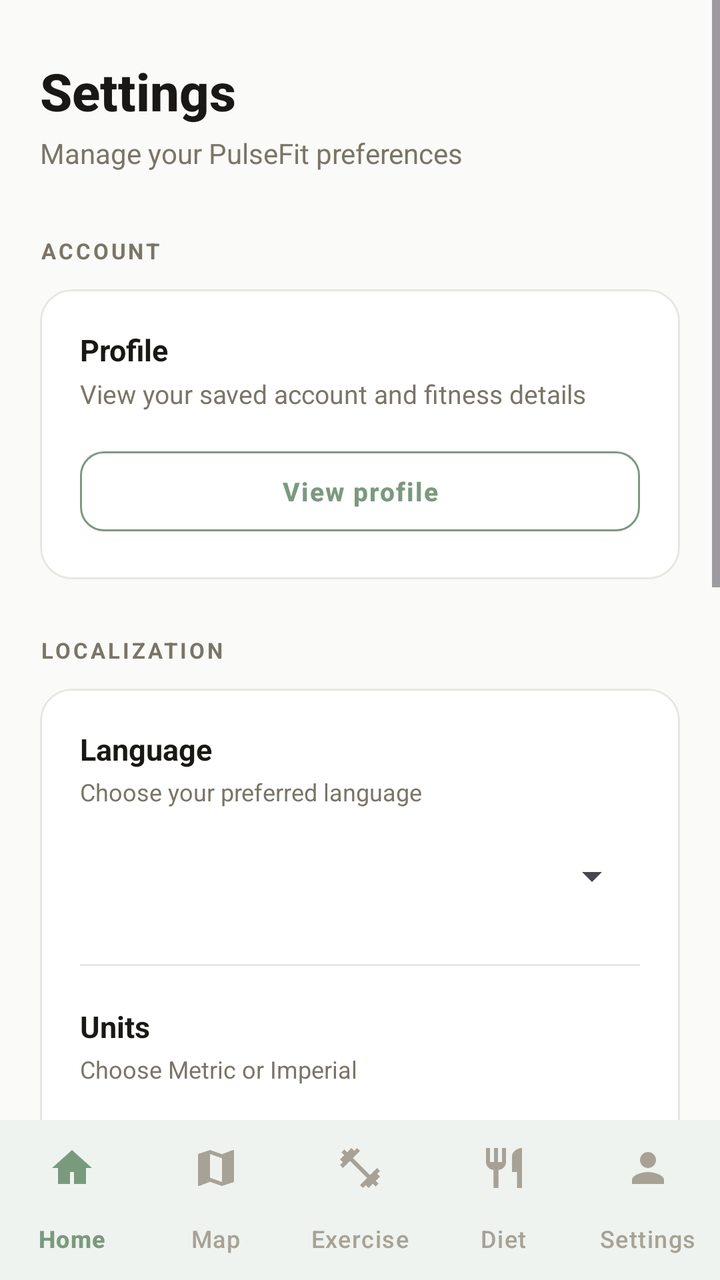
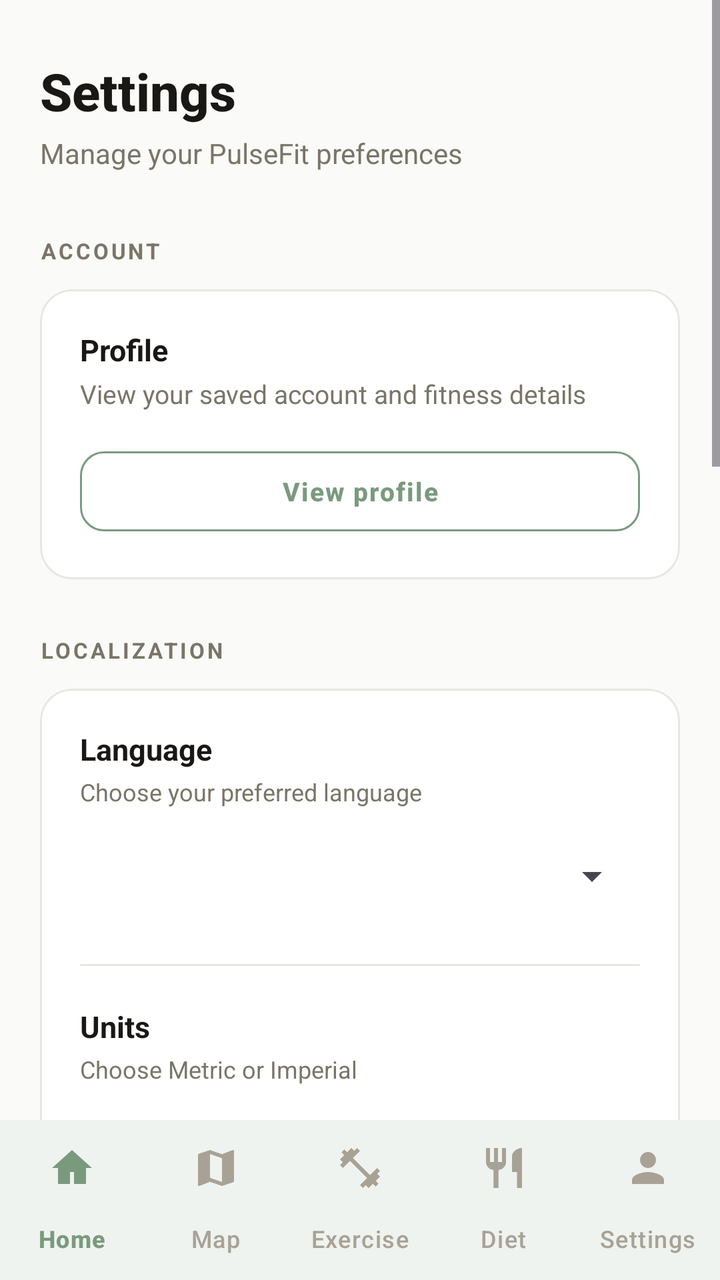

An Android layout rendered at two revisions. The XML below is the earlier revision; the diff shows what the commit changed to produce the second picture.
<!-- AndroidManifest.xml: application theme Theme.PulseFit_App -->
<!-- res/layout/activity_settings.xml -->
<?xml version="1.0" encoding="utf-8"?>
<LinearLayout
    xmlns:android="http://schemas.android.com/apk/res/android"
    xmlns:app="http://schemas.android.com/apk/res-auto"
    xmlns:tools="http://schemas.android.com/tools"
    android:id="@+id/main"
    android:layout_width="match_parent"
    android:layout_height="match_parent"
    android:orientation="vertical"
    android:background="@color/bg"
    tools:context=".Settings">

    
    <ScrollView
        android:layout_width="match_parent"
        android:layout_height="0dp"
        android:layout_weight="1"
        android:fillViewport="true"
        android:clipToPadding="false">

        <LinearLayout
            android:layout_width="match_parent"
            android:layout_height="wrap_content"
            android:orientation="vertical"
            android:paddingStart="20dp"
            android:paddingTop="28dp"
            android:paddingEnd="20dp"
            android:paddingBottom="24dp">

            
            <TextView
                android:layout_width="match_parent"
                android:layout_height="wrap_content"
                android:text="Settings"
                android:textColor="@color/text_primary"
                android:textSize="26sp"
                android:textStyle="bold"
                android:fontFamily="sans-serif-medium" />

            <TextView
                android:layout_width="match_parent"
                android:layout_height="wrap_content"
                android:layout_marginTop="4dp"
                android:text="Manage your PulseFit preferences"
                android:textColor="@color/text_secondary"
                android:textSize="14sp" />

            
            <TextView
                android:layout_width="match_parent"
                android:layout_height="wrap_content"
                android:layout_marginTop="32dp"
                android:text="ACCOUNT"
                android:textColor="@color/text_secondary"
                android:textSize="11sp"
                android:letterSpacing="0.12"
                android:textStyle="bold" />

            <com.google.android.material.card.MaterialCardView
                android:layout_width="match_parent"
                android:layout_height="wrap_content"
                android:layout_marginTop="12dp"
                app:cardBackgroundColor="@color/surface"
                app:cardCornerRadius="16dp"
                app:cardElevation="0dp"
                app:strokeColor="@color/divider"
                app:strokeWidth="1dp">

                <LinearLayout
                    android:layout_width="match_parent"
                    android:layout_height="wrap_content"
                    android:orientation="vertical"
                    android:padding="20dp">

                    <TextView
                        android:layout_width="match_parent"
                        android:layout_height="wrap_content"
                        android:text="Profile"
                        android:textColor="@color/text_primary"
                        android:textSize="15sp"
                        android:textStyle="bold" />

                    <TextView
                        android:layout_width="match_parent"
                        android:layout_height="wrap_content"
                        android:layout_marginTop="3dp"
                        android:text="View your saved account and fitness details"
                        android:textColor="@color/text_secondary"
                        android:textSize="13sp" />

                    <com.google.android.material.button.MaterialButton
                        android:id="@+id/profileDetailsButton"
                        style="@style/Widget.Material3.Button.OutlinedButton"
                        android:layout_width="match_parent"
                        android:layout_height="48dp"
                        android:layout_marginTop="16dp"
                        android:text="View profile"
                        android:textColor="@color/accent"
                        android:textSize="13sp"
                        android:letterSpacing="0.05"
                        android:textStyle="bold"
                        app:cornerRadius="12dp"
                        app:strokeColor="@color/accent"
                        app:strokeWidth="1dp" />

                </LinearLayout>
            </com.google.android.material.card.MaterialCardView>

            
            <TextView
                android:layout_width="match_parent"
                android:layout_height="wrap_content"
                android:layout_marginTop="28dp"
                android:text="LOCALIZATION"
                android:textColor="@color/text_secondary"
                android:textSize="11sp"
                android:letterSpacing="0.12"
                android:textStyle="bold" />

            <com.google.android.material.card.MaterialCardView
                android:layout_width="match_parent"
                android:layout_height="wrap_content"
                android:layout_marginTop="12dp"
                app:cardBackgroundColor="@color/surface"
                app:cardCornerRadius="16dp"
                app:cardElevation="0dp"
                app:strokeColor="@color/divider"
                app:strokeWidth="1dp">

                <LinearLayout
                    android:layout_width="match_parent"
                    android:layout_height="wrap_content"
                    android:orientation="vertical"
                    android:padding="20dp">

                    
                    <TextView
                        android:layout_width="match_parent"
                        android:layout_height="wrap_content"
                        android:text="Language"
                        android:textColor="@color/text_primary"
                        android:textSize="15sp"
                        android:textStyle="bold" />

                    <TextView
                        android:layout_width="match_parent"
                        android:layout_height="wrap_content"
                        android:layout_marginTop="3dp"
                        android:text="Choose your preferred language"
                        android:textColor="@color/text_secondary"
                        android:textSize="12sp" />

                    <Spinner
                        android:id="@+id/languageSpinner"
                        android:layout_width="match_parent"
                        android:layout_height="48dp"
                        android:layout_marginTop="10dp"
                        android:paddingStart="12dp"
                        android:paddingEnd="12dp" />

                    
                    <View
                        android:layout_width="match_parent"
                        android:layout_height="1dp"
                        android:layout_marginTop="20dp"
                        android:background="@color/divider" />

                    
                    <TextView
                        android:layout_width="match_parent"
                        android:layout_height="wrap_content"
                        android:layout_marginTop="20dp"
                        android:text="Units"
                        android:textColor="@color/text_primary"
                        android:textSize="15sp"
                        android:textStyle="bold" />

                    <TextView
                        android:layout_width="match_parent"
                        android:layout_height="wrap_content"
                        android:layout_marginTop="3dp"
                        android:text="Choose Metric or Imperial"
                        android:textColor="@color/text_secondary"
                        android:textSize="12sp" />

                    <Spinner
                        android:id="@+id/unitsSpinner"
                        android:layout_width="match_parent"
                        android:layout_height="48dp"
                        android:layout_marginTop="10dp"
                        android:paddingStart="12dp"
                        android:paddingEnd="12dp" />

                </LinearLayout>
            </com.google.android.material.card.MaterialCardView>

            
            <TextView
                android:layout_width="match_parent"
                android:layout_height="wrap_content"
                android:layout_marginTop="28dp"
                android:text="CLOUD DATA"
                android:textColor="@color/text_secondary"
                android:textSize="11sp"
                android:letterSpacing="0.12"
                android:textStyle="bold" />

            <com.google.android.material.card.MaterialCardView
                android:layout_width="match_parent"
                android:layout_height="wrap_content"
                android:layout_marginTop="12dp"
                app:cardBackgroundColor="@color/surface"
                app:cardCornerRadius="16dp"
                app:cardElevation="0dp"
                app:strokeColor="@color/divider"
                app:strokeWidth="1dp">

                <LinearLayout
                    android:layout_width="match_parent"
                    android:layout_height="wrap_content"
                    android:orientation="vertical"
                    android:padding="20dp">

                    
                    <LinearLayout
                        android:layout_width="match_parent"
                        android:layout_height="wrap_content"
                        android:gravity="center_vertical"
                        android:orientation="horizontal">

                        <LinearLayout
                            android:layout_width="0dp"
                            android:layout_height="wrap_content"
                            android:layout_weight="1"
                            android:layout_marginEnd="12dp"
                            android:orientation="vertical">

                            <TextView
                                android:layout_width="match_parent"
                                android:layout_height="wrap_content"
                                android:text="Cloud sync"
                                android:textColor="@color/text_primary"
                                android:textSize="15sp"
                                android:textStyle="bold" />

                            <TextView
                                android:layout_width="match_parent"
                                android:layout_height="wrap_content"
                                android:layout_marginTop="3dp"
                                android:text="Keep your data in sync across devices"
                                android:textColor="@color/text_secondary"
                                android:textSize="12sp" />

                        </LinearLayout>

                        <com.google.android.material.materialswitch.MaterialSwitch
                            android:id="@+id/syncSwitch"
                            android:layout_width="wrap_content"
                            android:layout_height="wrap_content" />

                    </LinearLayout>

                    
                    <com.google.android.material.button.MaterialButton
                        android:id="@+id/manualSyncButton"
                        style="@style/Widget.Material3.Button.OutlinedButton"
                        android:layout_width="match_parent"
                        android:layout_height="48dp"
                        android:layout_marginTop="20dp"
                        android:text="Sync now"
                        android:textColor="@color/accent"
                        android:textSize="13sp"
                        android:letterSpacing="0.05"
                        android:textStyle="bold"
                        app:cornerRadius="12dp"
                        app:strokeColor="@color/accent"
                        app:strokeWidth="1dp"
                        app:iconTint="@color/accent"
                        app:iconGravity="textStart"
                        app:iconPadding="8dp" />

                </LinearLayout>
            </com.google.android.material.card.MaterialCardView>

            
            <TextView
                android:layout_width="match_parent"
                android:layout_height="wrap_content"
                android:layout_marginTop="28dp"
                android:text="SYSTEM"
                android:textColor="@color/text_secondary"
                android:textSize="11sp"
                android:letterSpacing="0.12"
                android:textStyle="bold" />

            <com.google.android.material.card.MaterialCardView
                android:layout_width="match_parent"
                android:layout_height="wrap_content"
                android:layout_marginTop="12dp"
                app:cardBackgroundColor="@color/surface"
                app:cardCornerRadius="16dp"
                app:cardElevation="0dp"
                app:strokeColor="@color/divider"
                app:strokeWidth="1dp">

                <LinearLayout
                    android:layout_width="match_parent"
                    android:layout_height="wrap_content"
                    android:orientation="horizontal"
                    android:gravity="center_vertical"
                    android:padding="20dp">

                    <TextView
                        android:layout_width="0dp"
                        android:layout_height="wrap_content"
                        android:layout_weight="1"
                        android:text="App version"
                        android:textColor="@color/text_primary"
                        android:textSize="15sp" />

                    <TextView
                        android:id="@+id/versionText"
                        android:layout_width="wrap_content"
                        android:layout_height="wrap_content"
                        android:text="1.0.0-alpha"
                        android:textColor="@color/text_secondary"
                        android:textSize="14sp"
                        android:fontFamily="monospace" />

                </LinearLayout>
            </com.google.android.material.card.MaterialCardView>

            
            <com.google.android.material.button.MaterialButton
                android:id="@+id/logoutButton"
                style="@style/Widget.Material3.Button.OutlinedButton"
                android:layout_width="match_parent"
                android:layout_height="54dp"
                android:layout_marginTop="28dp"
                android:layout_marginBottom="16dp"
                android:text="Log out"
                android:textColor="@color/danger"
                android:textSize="14sp"
                android:letterSpacing="0.05"
                android:textStyle="bold"
                app:cornerRadius="16dp"
                app:strokeColor="@color/danger"
                app:strokeWidth="1dp" />

        </LinearLayout>

    </ScrollView>

    
    <com.google.android.material.bottomnavigation.BottomNavigationView
        android:id="@+id/bottomNav"
        android:layout_width="match_parent"
        android:layout_height="wrap_content"
        android:background="@color/surface"
        app:elevation="8dp"
        app:labelVisibilityMode="labeled"
        app:itemIconTint="@color/nav_item_tint"
        app:itemTextColor="@color/nav_item_tint"
        app:itemActiveIndicatorStyle="@style/SoftNavIndicator"
        app:menu="@menu/bottom_nav_menu" />

</LinearLayout>
<!-- resources referenced by this layout -->
<resources>
  <color name="accent">#7A9A7E</color>
  <color name="bg">#FAFAF8</color>
  <color name="danger">#C75B4A</color>
  <color name="divider">#E8E6E2</color>
  <color name="surface">#FFFFFF</color>
  <color name="text_primary">#1A1815</color>
  <color name="text_secondary">#7A7568</color>
  <style name="SoftNavIndicator" parent="Widget.Material3.BottomNavigationView.ActiveIndicator">
          <item name="android:color">@color/accent_soft</item>
          <item name="android:width">56dp</item>
          <item name="android:height">32dp</item>
      </style>
  <style name="Theme.PulseFit_App" parent="Theme.Material3.Light.NoActionBar">
  
          <item name="colorPrimary">@color/accent</item>
          <item name="colorOnPrimary">@color/white</item>
          <item name="colorPrimaryContainer">@color/accent_soft</item>
          <item name="colorOnPrimaryContainer">@color/accent_dark</item>
  
          <item name="colorSecondary">@color/terracotta</item>
          <item name="colorOnSecondary">@color/white</item>
  
          <item name="colorError">@color/danger</item>
          <item name="colorOnError">@color/white</item>
          <item name="android:colorBackground">@color/bg</item>
          <item name="colorSurface">@color/surface</item>
          <item name="colorSurfaceVariant">@color/surface_variant</item>
          <item name="colorOnSurface">@color/text_primary</item>
          <item name="colorOnSurfaceVariant">@color/text_secondary</item>
          <item name="colorOutline">@color/divider</item>
          <item name="android:statusBarColor">@color/bg</item>
          <item name="android:navigationBarColor">@color/surface</item>
          <item name="android:windowLightStatusBar">true</item>
          <item name="android:windowLightNavigationBar" tools:targetApi="27">true</item>
  
      </style>
  <color name="accent_soft">#E8F0E9</color>
  <color name="white">#FFFFFF</color>
  <color name="accent_dark">#5E7A62</color>
  <color name="terracotta">#C4846A</color>
  <color name="surface_variant">#F0EFEC</color>
</resources>

<!-- the commit's change to res/layout/activity_settings.xml (unified diff, before → after) -->
@@ -31,7 +31,7 @@
             <TextView
                 android:layout_width="match_parent"
                 android:layout_height="wrap_content"
-                android:text="Settings"
+                android:text="@string/settings"
                 android:textColor="@color/text_primary"
                 android:textSize="26sp"
                 android:textStyle="bold"
@@ -41,7 +41,7 @@
                 android:layout_width="match_parent"
                 android:layout_height="wrap_content"
                 android:layout_marginTop="4dp"
-                android:text="Manage your PulseFit preferences"
+                android:text="@string/manage_your_pulsefit_preferences"
                 android:textColor="@color/text_secondary"
                 android:textSize="14sp" />
 
@@ -50,7 +50,7 @@
                 android:layout_width="match_parent"
                 android:layout_height="wrap_content"
                 android:layout_marginTop="32dp"
-                android:text="ACCOUNT"
+                android:text="@string/account"
                 android:textColor="@color/text_secondary"
                 android:textSize="11sp"
                 android:letterSpacing="0.12"
@@ -75,7 +75,7 @@
                     <TextView
                         android:layout_width="match_parent"
                         android:layout_height="wrap_content"
-                        android:text="Profile"
+                        android:text="@string/profile"
                         android:textColor="@color/text_primary"
                         android:textSize="15sp"
                         android:textStyle="bold" />
@@ -84,7 +84,7 @@
                         android:layout_width="match_parent"
                         android:layout_height="wrap_content"
                         android:layout_marginTop="3dp"
-                        android:text="View your saved account and fitness details"
+                        android:text="@string/view_your_saved_account_and"
                         android:textColor="@color/text_secondary"
                         android:textSize="13sp" />
 
@@ -94,7 +94,7 @@
                         android:layout_width="match_parent"
                         android:layout_height="48dp"
                         android:layout_marginTop="16dp"
-                        android:text="View profile"
+                        android:text="@string/view_profile"
                         android:textColor="@color/accent"
                         android:textSize="13sp"
                         android:letterSpacing="0.05"
@@ -111,7 +111,7 @@
                 android:layout_width="match_parent"
                 android:layout_height="wrap_content"
                 android:layout_marginTop="28dp"
-                android:text="LOCALIZATION"
+                android:text="@string/localization"
                 android:textColor="@color/text_secondary"
                 android:textSize="11sp"
                 android:letterSpacing="0.12"
@@ -137,7 +137,7 @@
                     <TextView
                         android:layout_width="match_parent"
                         android:layout_height="wrap_content"
-                        android:text="Language"
+                        android:text="@string/language"
                         android:textColor="@color/text_primary"
                         android:textSize="15sp"
                         android:textStyle="bold" />
@@ -146,7 +146,7 @@
                         android:layout_width="match_parent"
                         android:layout_height="wrap_content"
                         android:layout_marginTop="3dp"
-                        android:text="Choose your preferred language"
+                        android:text="@string/choose_your_preferred_language"
                         android:textColor="@color/text_secondary"
                         android:textSize="12sp" />
 
@@ -170,7 +170,7 @@
                         android:layout_width="match_parent"
                         android:layout_height="wrap_content"
                         android:layout_marginTop="20dp"
-                        android:text="Units"
+                        android:text="@string/units"
                         android:textColor="@color/text_primary"
                         android:textSize="15sp"
                         android:textStyle="bold" />
@@ -179,7 +179,7 @@
                         android:layout_width="match_parent"
                         android:layout_height="wrap_content"
                         android:layout_marginTop="3dp"
-                        android:text="Choose Metric or Imperial"
+                        android:text="@string/choose_metric_or_imperial"
                         android:textColor="@color/text_secondary"
                         android:textSize="12sp" />
 
@@ -199,7 +199,7 @@
                 android:layout_width="match_parent"
                 android:layout_height="wrap_content"
                 android:layout_marginTop="28dp"
-                android:text="CLOUD DATA"
+                android:text="@string/offline_sync_title"
                 android:textColor="@color/text_secondary"
                 android:textSize="11sp"
                 android:letterSpacing="0.12"
@@ -238,7 +238,7 @@
                             <TextView
                                 android:layout_width="match_parent"
                                 android:layout_height="wrap_content"
-                                android:text="Cloud sync"
+                                android:text="@string/auto_sync"
                                 android:textColor="@color/text_primary"
                                 android:textSize="15sp"
                                 android:textStyle="bold" />
@@ -247,7 +247,7 @@
                                 android:layout_width="match_parent"
                                 android:layout_height="wrap_content"
                                 android:layout_marginTop="3dp"
-                                android:text="Keep your data in sync across devices"
+                                android:text="@string/auto_sync_desc"
                                 android:textColor="@color/text_secondary"
                                 android:textSize="12sp" />
 
@@ -261,13 +261,30 @@
                     </LinearLayout>
 
                     
+                    <TextView
+                        android:id="@+id/pendingText"
+                        android:layout_width="match_parent"
+                        android:layout_height="wrap_content"
+                        android:layout_marginTop="16dp"
+                        android:textColor="@color/text_primary"
+                        android:textSize="13sp" />
+
+                    <TextView
+                        android:id="@+id/lastSyncText"
+                        android:layout_width="match_parent"
+                        android:layout_height="wrap_content"
+                        android:layout_marginTop="4dp"
+                        android:textColor="@color/text_secondary"
+                        android:textSize="12sp" />
+
+                    
                     <com.google.android.material.button.MaterialButton
                         android:id="@+id/manualSyncButton"
                         style="@style/Widget.Material3.Button.OutlinedButton"
                         android:layout_width="match_parent"
                         android:layout_height="48dp"
                         android:layout_marginTop="20dp"
-                        android:text="Sync now"
+                        android:text="@string/sync_now"
                         android:textColor="@color/accent"
                         android:textSize="13sp"
                         android:letterSpacing="0.05"
@@ -287,7 +304,7 @@
                 android:layout_width="match_parent"
                 android:layout_height="wrap_content"
                 android:layout_marginTop="28dp"
-                android:text="SYSTEM"
+                android:text="@string/notifications_title"
                 android:textColor="@color/text_secondary"
                 android:textSize="11sp"
                 android:letterSpacing="0.12"
@@ -306,6 +323,89 @@
                 <LinearLayout
                     android:layout_width="match_parent"
                     android:layout_height="wrap_content"
+                    android:orientation="vertical"
+                    android:padding="20dp">
+
+                    <LinearLayout
+                        android:layout_width="match_parent"
+                        android:layout_height="wrap_content"
+                        android:gravity="center_vertical"
+                        android:orientation="horizontal">
+
+                        <LinearLayout
+                            android:layout_width="0dp"
+                            android:layout_height="wrap_content"
+                            android:layout_weight="1"
+                            android:layout_marginEnd="12dp"
+                            android:orientation="vertical">
+
+                            <TextView
+                                android:layout_width="match_parent"
+                                android:layout_height="wrap_content"
+                                android:text="@string/push_notifications"
+                                android:textColor="@color/text_primary"
+                                android:textSize="15sp"
+                                android:textStyle="bold" />
+
+                            <TextView
+                                android:layout_width="match_parent"
+                                android:layout_height="wrap_content"
+                                android:layout_marginTop="3dp"
+                                android:text="@string/push_notifications_desc"
+                                android:textColor="@color/text_secondary"
+                                android:textSize="12sp" />
+
+                        </LinearLayout>
+
+                        <com.google.android.material.materialswitch.MaterialSwitch
+                            android:id="@+id/notificationsSwitch"
+                            android:layout_width="wrap_content"
+                            android:layout_height="wrap_content" />
+
+                    </LinearLayout>
+
+                    <com.google.android.material.button.MaterialButton
+                        android:id="@+id/testNotificationButton"
+                        style="@style/Widget.Material3.Button.OutlinedButton"
+                        android:layout_width="match_parent"
+                        android:layout_height="48dp"
+                        android:layout_marginTop="20dp"
+                        android:text="@string/send_test_notification"
+                        android:textColor="@color/accent"
+                        android:textSize="13sp"
+                        android:letterSpacing="0.05"
+                        android:textStyle="bold"
+                        app:cornerRadius="12dp"
+                        app:strokeColor="@color/accent"
+                        app:strokeWidth="1dp" />
+
+                </LinearLayout>
+            </com.google.android.material.card.MaterialCardView>
+
+            
+            <TextView
+                android:layout_width="match_parent"
+                android:layout_height="wrap_content"
+                android:layout_marginTop="28dp"
+                android:text="@string/system"
+                android:textColor="@color/text_secondary"
+                android:textSize="11sp"
+                android:letterSpacing="0.12"
+                android:textStyle="bold" />
+
+            <com.google.android.material.card.MaterialCardView
+                android:layout_width="match_parent"
+                android:layout_height="wrap_content"
+                android:layout_marginTop="12dp"
+                app:cardBackgroundColor="@color/surface"
+                app:cardCornerRadius="16dp"
+                app:cardElevation="0dp"
+                app:strokeColor="@color/divider"
+                app:strokeWidth="1dp">
+
+                <LinearLayout
+                    android:layout_width="match_parent"
+                    android:layout_height="wrap_content"
                     android:orientation="horizontal"
                     android:gravity="center_vertical"
                     android:padding="20dp">
@@ -314,7 +414,7 @@
                         android:layout_width="0dp"
                         android:layout_height="wrap_content"
                         android:layout_weight="1"
-                        android:text="App version"
+                        android:text="@string/app_version"
                         android:textColor="@color/text_primary"
                         android:textSize="15sp" />
 
@@ -338,7 +438,7 @@
                 android:layout_height="54dp"
                 android:layout_marginTop="28dp"
                 android:layout_marginBottom="16dp"
-                android:text="Log out"
+                android:text="@string/log_out"
                 android:textColor="@color/danger"
                 android:textSize="14sp"
                 android:letterSpacing="0.05"
<!-- resource entries referenced after the edit -->
@@ -7,6 +7,28 @@
   <color name="surface">#FFFFFF</color>
   <color name="text_primary">#1A1815</color>
   <color name="text_secondary">#7A7568</color>
+  <string name="account">ACCOUNT</string>
+  <string name="app_version">App version</string>
+  <string name="auto_sync">Auto-sync</string>
+  <string name="auto_sync_desc">Save changes offline and upload them automatically when you reconnect</string>
+  <string name="choose_metric_or_imperial">Choose Metric or Imperial</string>
+  <string name="choose_your_preferred_language">Choose your preferred language</string>
+  <string name="language">Language</string>
+  <string name="localization">LOCALIZATION</string>
+  <string name="log_out">Log out</string>
+  <string name="manage_your_pulsefit_preferences">Manage your PulseFit preferences</string>
+  <string name="notifications_title">NOTIFICATIONS</string>
+  <string name="offline_sync_title">OFFLINE MODE &amp; SYNC</string>
+  <string name="profile">Profile</string>
+  <string name="push_notifications">Push notifications</string>
+  <string name="push_notifications_desc">Get real-time alerts about your meals and goals</string>
+  <string name="send_test_notification">Send test notification</string>
+  <string name="settings">Settings</string>
+  <string name="sync_now">Sync now</string>
+  <string name="system">SYSTEM</string>
+  <string name="units">Units</string>
+  <string name="view_profile">View profile</string>
+  <string name="view_your_saved_account_and">View your saved account and fitness details</string>
   <style name="SoftNavIndicator" parent="Widget.Material3.BottomNavigationView.ActiveIndicator">
           <item name="android:color">@color/accent_soft</item>
           <item name="android:width">56dp</item>
